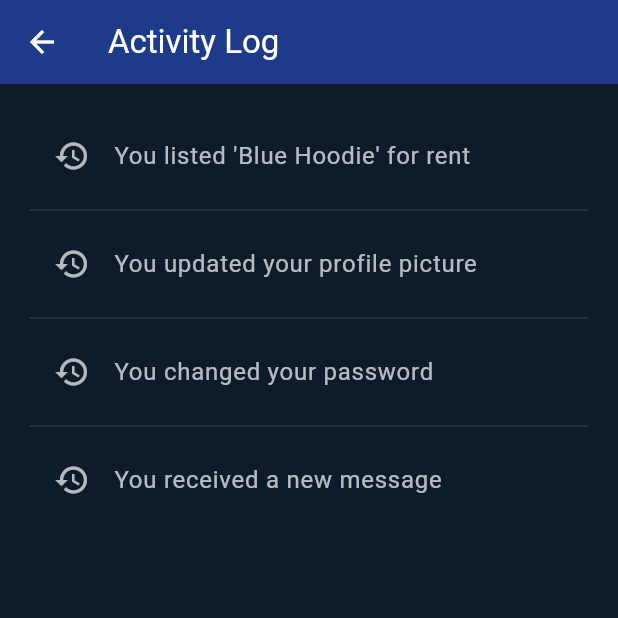
After one commit to SECJ3623-MAP-25261/map-group-project-mimo, a Flutter app: the ViewActivityPage screen opened directly, on a phone screen of 412 x 824 dp, the top half of it. The commit adds this screen. Run offline on Flutter 3.47's test engine with Material 3 defaults, Android fonts, the phone set to English and light mode, and no system bars.

Commit message:
add the sub features for profile

```diff
--- /dev/null
+++ b/lib/accounts/profile/screen/profile/view_activity.dart
@@ -0,0 +1,35 @@
+import 'package:flutter/material.dart';
+
+class ViewActivityPage extends StatelessWidget {
+  const ViewActivityPage({super.key});
+
+  @override
+  Widget build(BuildContext context) {
+    final activities = [
+      "You listed 'Blue Hoodie' for rent",
+      "You updated your profile picture",
+      "You changed your password",
+      "You received a new message",
+    ];
+
+    return Scaffold(
+      backgroundColor: const Color(0xFF0D1B2A),
+      appBar: AppBar(
+        title: const Text("Activity Log"),
+        backgroundColor: const Color(0xFF1E3A8A),
+        foregroundColor: Colors.white,
+      ),
+      body: ListView.separated(
+        padding: const EdgeInsets.all(20),
+        itemCount: activities.length,
+        itemBuilder: (context, index) => ListTile(
+          leading: const Icon(Icons.history, color: Colors.white70),
+          title: Text(activities[index],
+              style: const TextStyle(color: Colors.white70)),
+        ),
+        separatorBuilder: (_, __) =>
+            const Divider(color: Colors.white24, thickness: 0.5),
+      ),
+    );
+  }
+}
```
Also changed, not shown: lib/accounts/profile/screen/profile/profile.dart (+9 -1 lines), lib/accounts/profile/screen/profile/change_password.dart (added), lib/accounts/profile/screen/profile/notification.dart (added), lib/accounts/profile/screen/profile/update_contact.dart (added).
